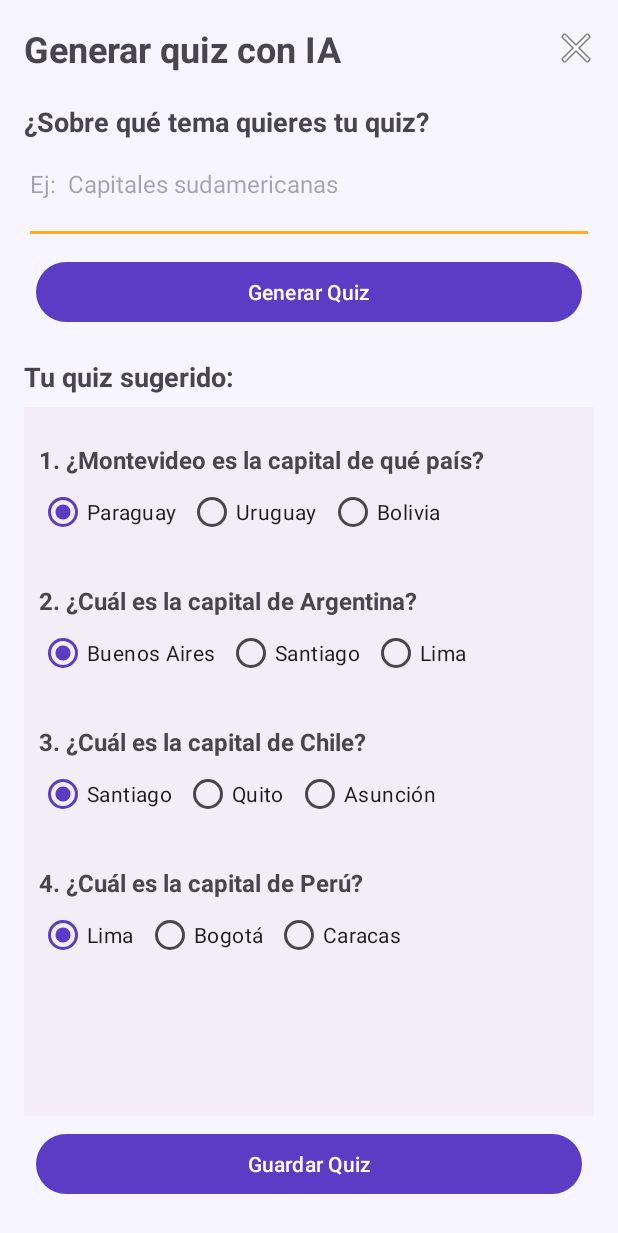
After one commit to NeoAlyss/GeneradorQuiz, an Android app: the IAActivity screen opened directly, with no data from a screen before it, on a phone screen of 412 x 824 dp. The commit adds this screen. Shown: the top 1233 px of the screen. Run offline under Robolectric (Android 15) with nearby library versions, the phone set to English and light mode, and no system bars.

Commit message:
Actualización activity IA + Lista

```diff
--- a/app/src/main/AndroidManifest.xml
+++ b/app/src/main/AndroidManifest.xml
@@ -29,6 +29,10 @@
             android:name=".ListaActivity"
             android:exported="false"
             android:windowSoftInputMode="adjustResize" />
+        <activity
+            android:name=".IAActivity"
+            android:exported="false"
+            android:windowSoftInputMode="adjustResize" />
     </application>
 
 </manifest>
--- /dev/null
+++ b/app/src/main/java/com/example/generadorquiz/IAActivity.kt
@@ -0,0 +1,20 @@
+package com.example.generadorquiz
+
+import android.os.Bundle
+import androidx.activity.enableEdgeToEdge
+import androidx.appcompat.app.AppCompatActivity
+import androidx.core.view.ViewCompat
+import androidx.core.view.WindowInsetsCompat
+
+class IAActivity : AppCompatActivity() {
+    override fun onCreate(savedInstanceState: Bundle?) {
+        super.onCreate(savedInstanceState)
+        enableEdgeToEdge()
+        setContentView(R.layout.activity_iaactivity)
+        ViewCompat.setOnApplyWindowInsetsListener(findViewById(R.id.main)) { v, insets ->
+            val systemBars = insets.getInsets(WindowInsetsCompat.Type.systemBars())
+            v.setPadding(systemBars.left, systemBars.top, systemBars.right, systemBars.bottom)
+            insets
+        }
+    }
+}
--- /dev/null
+++ b/app/src/main/res/layout/activity_iaactivity.xml
@@ -0,0 +1,265 @@
+<?xml version="1.0" encoding="utf-8"?>
+<LinearLayout xmlns:android="http://schemas.android.com/apk/res/android"
+    xmlns:app="http://schemas.android.com/apk/res-auto"
+    xmlns:tools="http://schemas.android.com/tools"
+    android:id="@+id/main"
+    android:layout_width="match_parent"
+    android:layout_height="match_parent"
+    android:orientation="vertical"
+    tools:context=".IAActivity">
+
+    <LinearLayout
+        android:layout_width="match_parent"
+        android:layout_height="wrap_content"
+        android:gravity="center_vertical"
+        android:orientation="horizontal"
+        android:padding="16dp">
+
+        <TextView
+            android:id="@+id/txtPreguntasIA"
+            android:layout_width="0dp"
+            android:layout_height="wrap_content"
+            android:layout_weight="1"
+            android:text="Generar quiz con IA"
+            android:textSize="24sp"
+            android:textStyle="bold"/>
+
+        <ImageButton
+            android:id="@+id/btnVolverIA"
+            android:layout_width="24dp"
+            android:layout_height="24dp"
+            android:background="@android:color/transparent"
+            android:contentDescription="Volver al menú principal"
+            android:src="@android:drawable/ic_menu_close_clear_cancel" />
+    </LinearLayout>
+
+    <LinearLayout
+        android:layout_width="match_parent"
+        android:layout_height="0dp"
+        android:layout_weight="1"
+        android:orientation="vertical"
+        android:paddingHorizontal="16dp"
+        android:paddingBottom="16dp">
+
+        <TextView
+            android:layout_width="wrap_content"
+            android:layout_height="wrap_content"
+            android:layout_marginTop="4dp"
+            android:text="¿Sobre qué tema quieres tu quiz?"
+            android:textSize="18sp"
+            android:textStyle="bold" />
+
+        <EditText
+            android:id="@+id/edtAnimo"
+            android:layout_width="match_parent"
+            android:layout_height="wrap_content"
+            android:layout_marginTop="8dp"
+            android:gravity="top|start"
+            android:hint="Ej:  Capitales sudamericanas"
+            android:textSize="16sp"
+            android:inputType="textMultiLine"
+            android:minLines="2" />
+
+        <Button
+            android:id="@+id/btnGenerarIA"
+            android:layout_width="match_parent"
+            android:layout_height="wrap_content"
+            android:layout_margin="8dp"
+            android:text="Generar Quiz"/>
+
+        <TextView
+            android:layout_width="wrap_content"
+            android:layout_height="wrap_content"
+            android:layout_marginTop="12dp"
+            android:text="Tu quiz sugerido:"
+            android:textSize="18sp"
+            android:textStyle="bold"/>
+
+        <ScrollView
+            android:layout_width="match_parent"
+            android:layout_height="0dp"
+            android:layout_weight="1"
+            android:layout_marginTop="8dp"
+            android:background="#F3EDF7">
+
+            <LinearLayout
+                android:layout_width="match_parent"
+                android:layout_height="wrap_content"
+                android:orientation="vertical"
+                android:paddingLeft="10dp">
+
+                <TextView
+                    android:id="@+id/txtPreguntaGenerada1"
+                    android:layout_width="wrap_content"
+                    android:layout_height="wrap_content"
+                    android:layout_marginTop="24dp"
+                    android:text="1. ¿Montevideo es la capital de qué país?"
+                    android:textSize="16sp"
+                    android:textStyle="bold" />
+
+                <RadioGroup
+                    android:id="@+id/rgUsoRegistro"
+                    android:layout_width="match_parent"
+                    android:layout_height="wrap_content"
+                    android:orientation="horizontal">
+
+                    <RadioButton
+                        android:id="@+id/rbEstudiar"
+                        android:layout_width="wrap_content"
+                        android:layout_height="wrap_content"
+                        android:layout_marginRight="8dp"
+                        android:layout_marginEnd="8dp"
+                        android:checked="true"
+                        android:text="Paraguay" />
+
+                    <RadioButton
+                        android:id="@+id/rbEnsenar"
+                        android:layout_width="wrap_content"
+                        android:layout_height="wrap_content"
+                        android:layout_marginRight="8dp"
+                        android:layout_marginEnd="8dp"
+                        android:text="Uruguay" />
+
+                    <RadioButton
+                        android:id="@+id/rbJugar"
+                        android:layout_width="wrap_content"
+                        android:layout_height="wrap_content"
+                        android:layout_marginRight="8dp"
+                        android:layout_marginEnd="8dp"
+                        android:text="Bolivia" />
+                </RadioGroup>
+
+                <TextView
+                    android:id="@+id/txtPreguntaGenerada2"
+                    android:layout_width="wrap_content"
+                    android:layout_height="wrap_content"
+                    android:layout_marginTop="24dp"
+                    android:text="2. ¿Cuál es la capital de Argentina?"
+                    android:textSize="16sp"
+                    android:textStyle="bold" />
+
+                <RadioGroup
+                    android:id="@+id/rgPreguntaGenerada2"
+                    android:layout_width="match_parent"
+                    android:layout_height="wrap_content"
+                    android:orientation="horizontal">
+
+                    <RadioButton
+                        android:id="@+id/rbP2Op1"
+                        android:layout_width="wrap_content"
+                        android:layout_height="wrap_content"
+                        android:layout_marginRight="8dp"
+                        android:layout_marginEnd="8dp"
+                        android:checked="true"
+                        android:text="Buenos Aires" />
+
+                    <RadioButton
+                        android:id="@+id/rbP2Op2"
+                        android:layout_width="wrap_content"
+                        android:layout_height="wrap_content"
+                        android:layout_marginRight="8dp"
+                        android:layout_marginEnd="8dp"
+                        android:text="Santiago" />
+
+                    <RadioButton
+                        android:id="@+id/rbP2Op3"
+                        android:layout_width="wrap_content"
+                        android:layout_height="wrap_content"
+                        android:layout_marginRight="8dp"
+                        android:layout_marginEnd="8dp"
+                        android:text="Lima" />
+                </RadioGroup>
+
+                <TextView
+                    android:id="@+id/txtPreguntaGenerada3"
+                    android:layout_width="wrap_content"
+                    android:layout_height="wrap_content"
+                    android:layout_marginTop="24dp"
+                    android:text="3. ¿Cuál es la capital de Chile?"
+                    android:textSize="16sp"
+                    android:textStyle="bold" />
+
+                <RadioGroup
+                    android:id="@+id/rgPreguntaGenerada3"
+                    android:layout_width="match_parent"
+                    android:layout_height="wrap_content"
+                    android:orientation="horizontal">
+
+                    <RadioButton
+                        android:id="@+id/rbP3Op1"
+                        android:layout_width="wrap_content"
+                        android:layout_height="wrap_content"
+                        android:layout_marginRight="8dp"
+                        android:layout_marginEnd="8dp"
+                        android:checked="true"
+                        android:text="Santiago" />
+
+                    <RadioButton
+                        android:id="@+id/rbP3Op2"
+                        android:layout_width="wrap_content"
+                        android:layout_height="wrap_content"
+                        android:layout_marginRight="8dp"
+                        android:layout_marginEnd="8dp"
+                        android:text="Quito" />
+
+                    <RadioButton
+                        android:id="@+id/rbP3Op3"
+                        android:layout_width="wrap_content"
+                        android:layout_height="wrap_content"
+                        android:layout_marginRight="8dp"
+                        android:layout_marginEnd="8dp"
+                        android:text="Asunción" />
+                </RadioGroup>
+
+                <TextView
+                    android:id="@+id/txtPreguntaGenerada4"
+                    android:layout_width="wrap_content"
+                    android:layout_height="wrap_content"
+                    android:layout_marginTop="24dp"
+                    android:text="4. ¿Cuál es la capital de Perú?"
+                    android:textSize="16sp"
+                    android:textStyle="bold" />
+
+                <RadioGroup
+                    android:id="@+id/rgPreguntaGenerada4"
+                    android:layout_width="match_parent"
+                    android:layout_height="wrap_content"
+                    android:orientation="horizontal">
+
+                    <RadioButton
+                        android:id="@+id/rbP4Op1"
+                        android:layout_width="wrap_content"
+                        android:layout_height="wrap_content"
+                        android:layout_marginRight="8dp"
+                        android:layout_marginEnd="8dp"
+                        android:checked="true"
+                        android:text="Lima" />
+
+                    <RadioButton
+                        android:id="@+id/rbP4Op2"
+                        android:layout_width="wrap_content"
+                        android:layout_height="wrap_content"
+                        android:layout_marginRight="8dp"
+                        android:layout_marginEnd="8dp"
+                        android:text="Bogotá" />
+
+                    <RadioButton
+                        android:id="@+id/rbP4Op3"
+                        android:layout_width="wrap_content"
+                        android:layout_height="wrap_content"
+                        android:layout_marginRight="8dp"
+                        android:layout_marginEnd="8dp"
+                        android:text="Caracas" />
+                </RadioGroup>
+            </LinearLayout>
+        </ScrollView>
+
+        <Button
+            android:id="@+id/btnGuardarIA"
+            android:layout_width="match_parent"
+            android:layout_height="wrap_content"
+            android:layout_margin="8dp"
+            android:text="Guardar Quiz"/>
+    </LinearLayout>
+
+</LinearLayout>
--- a/app/src/main/res/layout/activity_lista.xml
+++ b/app/src/main/res/layout/activity_lista.xml
@@ -26,18 +26,27 @@
         <ImageButton
             android:id="@+id/btnIALista"
             style="@style/BotonIcono"
+            android:layout_width="24dp"
+            android:layout_height="24dp"
+            android:layout_marginStart="8dp"
             android:src="@android:drawable/star_big_on"
             android:contentDescription="@string/btnIALista" />
 
         <ImageButton
             android:id="@+id/btnAgregarLista"
             style="@style/BotonIcono"
+            android:layout_width="24dp"
+            android:layout_height="24dp"
+            android:layout_marginStart="8dp"
             android:src="@android:drawable/ic_input_add"
             android:contentDescription="@string/btnAgregarLista" />
 
         <ImageButton
             android:id="@+id/btnSalirLista"
             style="@style/BotonIcono"
+            android:layout_width="24dp"
+            android:layout_height="24dp"
+            android:layout_marginStart="8dp"
             android:src="@android:drawable/ic_menu_close_clear_cancel"
             android:contentDescription="@string/btnSalirLista" />
 
--- a/app/src/main/res/values/ids.xml
+++ /dev/null
@@ -1,7 +0,0 @@
-<?xml version="1.0" encoding="utf-8"?>
-<resources>
-    <item name="rbJugar" type="id">rbJugar</item>
-    <item name="rbEnsenar" type="id">rbEnsenar</item>
-    <item name="rbEstudiar" type="id">rbEstudiar</item>
-    <item name="rgUsoRegistro" type="id">rbUsoRegistro</item>
-</resources>
--- a/app/src/main/res/values/themes.xml
+++ b/app/src/main/res/values/themes.xml
@@ -26,8 +26,8 @@
     </style>
 
     <style name="BotonIcono">
-        <item name="android:layout_width">48dp</item>
-        <item name="android:layout_height">48dp</item>
+        <item name="android:layout_width">24dp</item>
+        <item name="android:layout_height">24dp</item>
         <item name="android:background">@android:color/transparent</item>
         <item name="tint">@color/primario</item>
     </style>
```
